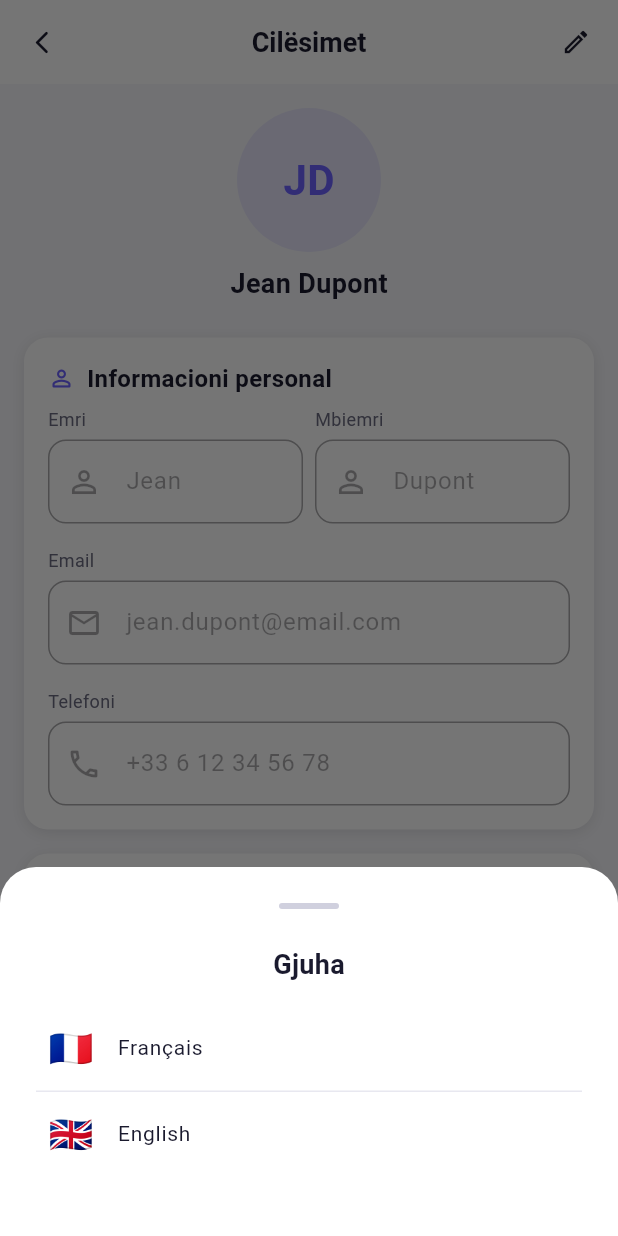
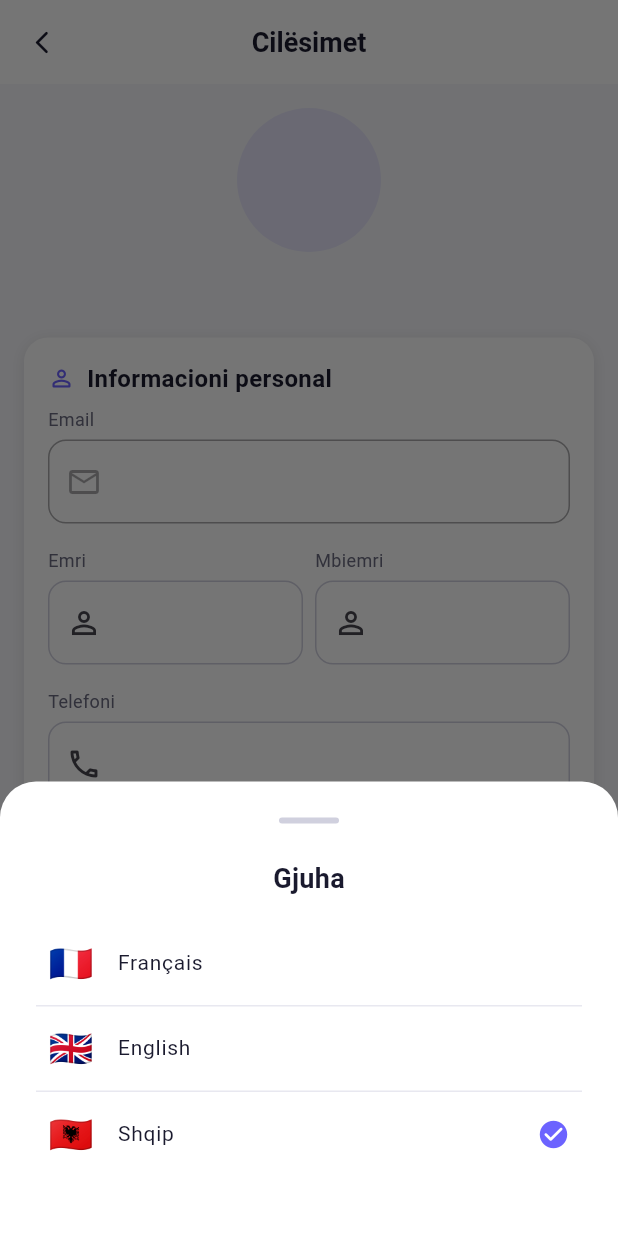
Before and after one commit to LabinotAvdiu/termini-im-apk, a Flutter app: the SettingsScreen screen opened by its route, after a tap on "Gjuha", on a phone screen of 412 x 824 dp. Run offline on Flutter 3.47's test engine with Material 3 defaults, Android fonts, the phone set to English and light mode, and no system bars; our stand-ins replace cached_network_image, dio, flutter_riverpod, flutter_secure_storage, go_router, google_sign_in and 2 more; missing offline and left inert: flutter_facebook_auth; accounts and stored records are empty.

Commit message:
feat(settings): redesign screen with language picker
- Rework SettingsScreen layout and theming.
- Wire the LanguageSheet to switch app locale at runtime.

Co-Authored-By: Claude Opus 4.7 (1M context) <noreply@anthropic.com>

```diff
--- a/lib/features/settings/presentation/screens/settings_screen.dart
+++ b/lib/features/settings/presentation/screens/settings_screen.dart
@@ -8,6 +8,8 @@ import '../../../../core/utils/extensions.dart';
 import '../../../../core/utils/validators.dart';
 import '../../../../core/widgets/app_button.dart';
 import '../../../../core/widgets/app_text_field.dart';
+import '../../../../core/widgets/language_sheet.dart';
+import '../../../../core/network/dio_provider.dart';
 import '../../../auth/presentation/providers/auth_provider.dart';
 
 class SettingsScreen extends ConsumerStatefulWidget {
@@ -21,27 +23,46 @@ class _SettingsScreenState extends ConsumerState<SettingsScreen> {
   final _formKey = GlobalKey<FormState>();
   late final TextEditingController _firstNameController;
   late final TextEditingController _lastNameController;
-  late final TextEditingController _emailController;
   late final TextEditingController _phoneController;
-  bool _isEditing = false;
   bool _isSaving = false;
+  bool _hasChanges = false;
   bool _notificationsEnabled = true;
+
+  // Original values to detect changes
+  late String _origFirstName;
+  late String _origLastName;
+  late String _origPhone;
 
   @override
   void initState() {
     super.initState();
-    // TODO: Populate with real user data from auth state
-    _firstNameController = TextEditingController(text: 'Jean');
-    _lastNameController = TextEditingController(text: 'Dupont');
-    _emailController = TextEditingController(text: 'jean.dupont@email.com');
-    _phoneController = TextEditingController(text: '+33 6 12 34 56 78');
+    final user = ref.read(authStateProvider).user;
+    _origFirstName = user?.firstName ?? '';
+    _origLastName = user?.lastName ?? '';
+    _origPhone = user?.phone ?? '';
+
+    _firstNameController = TextEditingController(text: _origFirstName);
+    _lastNameController = TextEditingController(text: _origLastName);
+    _phoneController = TextEditingController(text: _origPhone);
+
+    _firstNameController.addListener(_checkChanges);
+    _lastNameController.addListener(_checkChanges);
+    _phoneController.addListener(_checkChanges);
+  }
+
+  void _checkChanges() {
+    final changed = _firstNameController.text != _origFirstName ||
+        _lastNameController.text != _origLastName ||
+        _phoneController.text != _origPhone;
+    if (changed != _hasChanges) {
+      setState(() => _hasChanges = changed);
+    }
   }
 
   @override
   void dispose() {
     _firstNameController.dispose();
     _lastNameController.dispose();
-    _emailController.dispose();
     _phoneController.dispose();
     super.dispose();
   }
@@ -51,17 +72,34 @@ class _SettingsScreenState extends ConsumerState<SettingsScreen> {
 
     setState(() => _isSaving = true);
 
-    // TODO: Call API to update user info
-    await Future.delayed(const Duration(milliseconds: 800));
+    try {
+      final repository = ref.read(authRepositoryProvider);
+      final updatedUser = await repository.updateProfile(data: {
+        'first_name': _firstNameController.text.trim(),
+        'last_name': _lastNameController.text.trim(),
+        'phone': _phoneController.text.trim(),
+      });
 
       if (!mounted) return;
 
+      ref.read(authStateProvider.notifier).updateUser(updatedUser);
+
+      // Update originals so button hides
+      _origFirstName = _firstNameController.text;
+      _origLastName = _lastNameController.text;
+      _origPhone = _phoneController.text;
+
       setState(() {
         _isSaving = false;
-      _isEditing = false;
+        _hasChanges = false;
       });
 
       context.showSnackBar(context.l10n.changesSaved);
+    } catch (e) {
+      if (!mounted) return;
+      setState(() => _isSaving = false);
+      context.showSnackBar(e.toString(), isError: true);
+    }
   }
 
   void _showLogoutDialog() {
@@ -124,7 +162,7 @@ class _SettingsScreenState extends ConsumerState<SettingsScreen> {
                 validator: (v) => Validators.password(v,
                     requiredMessage: context.l10n.passwordRequired),
               ),
-              const SizedBox(height: AppSpacing.md),
+              const SizedBox(height: AppSpacing.lg),
               AppTextField(
                 controller: newPwController,
                 label: context.l10n.newPassword,
@@ -134,7 +172,7 @@ class _SettingsScreenState extends ConsumerState<SettingsScreen> {
                     requiredMessage: context.l10n.passwordRequired,
                     tooShortMessage: context.l10n.passwordTooShort),
               ),
-              const SizedBox(height: AppSpacing.md),
+              const SizedBox(height: AppSpacing.lg),
               AppTextField(
                 controller: confirmPwController,
                 label: context.l10n.confirmNewPassword,
@@ -153,11 +191,22 @@ class _SettingsScreenState extends ConsumerState<SettingsScreen> {
             child: Text(context.l10n.cancel),
           ),
           ElevatedButton(
-            onPressed: () {
-              if (pwFormKey.currentState!.validate()) {
-                // TODO: Call API to change password
+            onPressed: () async {
+              if (!pwFormKey.currentState!.validate()) return;
+              try {
+                final repository = ref.read(authRepositoryProvider);
+                await repository.changePassword(
+                  currentPassword: currentPwController.text,
+                  password: newPwController.text,
+                  passwordConfirmation: confirmPwController.text,
+                );
+                if (!mounted) return;
                 Navigator.of(ctx).pop();
-                context.showSnackBar(context.l10n.changesSaved);
+                context.showSnackBar(context.l10n.resetPasswordSuccess);
+              } catch (e) {
+                if (!mounted) return;
+                Navigator.of(ctx).pop();
+                context.showSnackBar(e.toString(), isError: true);
               }
             },
             child: Text(context.l10n.saveChanges),
@@ -168,55 +217,11 @@ class _SettingsScreenState extends ConsumerState<SettingsScreen> {
   }
 
   void _showLanguageSheet() {
-    final currentLocale = ref.read(localeProvider);
-
-    showModalBottomSheet<void>(
-      context: context,
-      backgroundColor: AppColors.surface,
-      shape: const RoundedRectangleBorder(
-        borderRadius: BorderRadius.vertical(
-          top: Radius.circular(AppSpacing.radiusXl),
-        ),
-      ),
-      builder: (_) => Padding(
-        padding: const EdgeInsets.all(AppSpacing.lg),
-        child: Column(
-          mainAxisSize: MainAxisSize.min,
-          children: [
-            Container(
-              width: 40,
-              height: 4,
-              decoration: BoxDecoration(
-                color: AppColors.border,
-                borderRadius: BorderRadius.circular(2),
-              ),
-            ),
-            const SizedBox(height: AppSpacing.lg),
-            Text(context.l10n.language, style: AppTextStyles.h3),
-            const SizedBox(height: AppSpacing.md),
-            _LanguageTile(
-              label: context.l10n.french,
-              flag: '🇫🇷',
-              isSelected: currentLocale.languageCode == 'fr',
-              onTap: () {
-                ref.read(localeProvider.notifier).state = const Locale('fr');
-                Navigator.of(context).pop();
-              },
-            ),
-            const Divider(height: 1),
-            _LanguageTile(
-              label: context.l10n.english,
-              flag: '🇬🇧',
-              isSelected: currentLocale.languageCode == 'en',
-              onTap: () {
-                ref.read(localeProvider.notifier).state = const Locale('en');
-                Navigator.of(context).pop();
-              },
-            ),
-            const SizedBox(height: AppSpacing.md),
-          ],
-        ),
-      ),
+    final repository = ref.read(authRepositoryProvider);
+    final isAuthenticated = ref.read(authStateProvider).isAuthenticated;
+    showLanguageSheet(
+      context,
+      repository: isAuthenticated ? repository : null,
     );
   }
 
@@ -230,15 +235,6 @@ class _SettingsScreenState extends ConsumerState<SettingsScreen> {
           icon: const Icon(Icons.arrow_back_ios_new_rounded, size: 18),
           onPressed: () => context.go('/home'),
         ),
-        actions: [
-          if (!_isEditing)
-            IconButton(
-              icon: const Icon(Icons.edit_outlined, size: 20),
-              tooltip: context.l10n.editProfile,
-              onPressed: () => setState(() => _isEditing = true),
-            ),
-          const SizedBox(width: AppSpacing.xs),
-        ],
       ),
       body: SingleChildScrollView(
         padding: const EdgeInsets.all(AppSpacing.md),
@@ -247,7 +243,7 @@ class _SettingsScreenState extends ConsumerState<SettingsScreen> {
             // Profile avatar
             _ProfileAvatar(
               name: '${_firstNameController.text} ${_lastNameController.text}',
-              isEditing: _isEditing,
+              isEditing: false,
             ),
 
             const SizedBox(height: AppSpacing.lg),
@@ -260,18 +256,26 @@ class _SettingsScreenState extends ConsumerState<SettingsScreen> {
                 key: _formKey,
                 child: Column(
                   children: [
+                    // Email (read-only)
+                    AppTextField(
+                      controller: TextEditingController(
+                        text: ref.watch(authStateProvider).user?.email ?? '',
+                      ),
+                      label: context.l10n.email,
+                      enabled: false,
+                      prefixIcon: Icons.email_outlined,
+                    ),
+                    const SizedBox(height: AppSpacing.md),
+
                     Row(
                       children: [
                         Expanded(
                           child: AppTextField(
                             controller: _firstNameController,
                             label: context.l10n.firstName,
-                            enabled: _isEditing,
                             prefixIcon: Icons.person_outline,
-                            validator: _isEditing
-                                ? (v) => Validators.required(v,
-                                    message: context.l10n.firstNameRequired)
-                                : null,
+                            validator: (v) => Validators.required(v,
+                                message: context.l10n.firstNameRequired),
                           ),
                         ),
                         const SizedBox(width: AppSpacing.sm),
@@ -279,58 +283,30 @@ class _SettingsScreenState extends ConsumerState<SettingsScreen> {
                           child: AppTextField(
                             controller: _lastNameController,
                             label: context.l10n.lastName,
-                            enabled: _isEditing,
                             prefixIcon: Icons.person_outline,
-                            validator: _isEditing
-                                ? (v) => Validators.required(v,
-                                    message: context.l10n.lastNameRequired)
-                                : null,
+                            validator: (v) => Validators.required(v,
+                                message: context.l10n.lastNameRequired),
                           ),
                         ),
                       ],
                     ),
                     const SizedBox(height: AppSpacing.md),
-                    AppTextField(
-                      controller: _emailController,
-                      label: context.l10n.email,
-                      enabled: _isEditing,
-                      prefixIcon: Icons.email_outlined,
-                      keyboardType: TextInputType.emailAddress,
-                      validator: _isEditing
-                          ? (v) => Validators.email(v,
-                              requiredMessage: context.l10n.emailRequired,
-                              invalidMessage: context.l10n.emailInvalid)
-                          : null,
-                    ),
-                    const SizedBox(height: AppSpacing.md),
+
                     AppTextField(
                       controller: _phoneController,
                       label: context.l10n.phone,
-                      enabled: _isEditing,
                       prefixIcon: Icons.phone_outlined,
                       keyboardType: TextInputType.phone,
                     ),
-                    if (_isEditing) ...[
+
+                    // Update button — only visible when changes detected
+                    if (_hasChanges) ...[
                       const SizedBox(height: AppSpacing.lg),
-                      Row(
-                        children: [
-                          Expanded(
-                            child: AppButton(
-                              text: context.l10n.cancel,
-                              isOutlined: true,
-                              onPressed: () =>
-                                  setState(() => _isEditing = false),
-                            ),
-                          ),
-                          const SizedBox(width: AppSpacing.sm),
-                          Expanded(
-                            child: AppButton(
+                      AppButton(
                         text: context.l10n.saveChanges,
                         isLoading: _isSaving,
                         onPressed: _saveChanges,
-                            ),
-                          ),
-                        ],
+                        width: double.infinity,
                       ),
                     ],
                   ],
@@ -351,9 +327,11 @@ class _SettingsScreenState extends ConsumerState<SettingsScreen> {
                     icon: Icons.language_rounded,
                     title: context.l10n.language,
                     trailing: Text(
-                      ref.watch(localeProvider).languageCode == 'fr'
-                          ? context.l10n.french
-                          : context.l10n.english,
+                      switch (ref.watch(localeProvider).languageCode) {
+                        'fr' => context.l10n.french,
+                        'sq' => context.l10n.albanian,
+                        _ => context.l10n.english,
+                      },
                       style: AppTextStyles.bodySmall.copyWith(
                         color: AppColors.primary,
                         fontWeight: FontWeight.w600,
@@ -639,36 +617,3 @@ class _SettingsTile extends StatelessWidget {
     );
   }
 }
-
-// ---------------------------------------------------------------------------
-// Language tile
-// ---------------------------------------------------------------------------
-
-class _LanguageTile extends StatelessWidget {
-  final String label;
-  final String flag;
-  final bool isSelected;
-  final VoidCallback onTap;
-
-  const _LanguageTile({
-    required this.label,
-    required this.flag,
-    required this.isSelected,
-    required this.onTap,
-  });
-
-  @override
-  Widget build(BuildContext context) {
-    return ListTile(
-      leading: Text(flag, style: const TextStyle(fontSize: 24)),
-      title: Text(label, style: AppTextStyles.body),
-      trailing: isSelected
-          ? const Icon(Icons.check_circle_rounded,
-              color: AppColors.primary, size: 22)
-          : null,
-      onTap: onTap,
-      contentPadding:
-          const EdgeInsets.symmetric(horizontal: AppSpacing.sm),
-    );
-  }
-}
```
Lines whose indentation alone changed are shown as unchanged.
